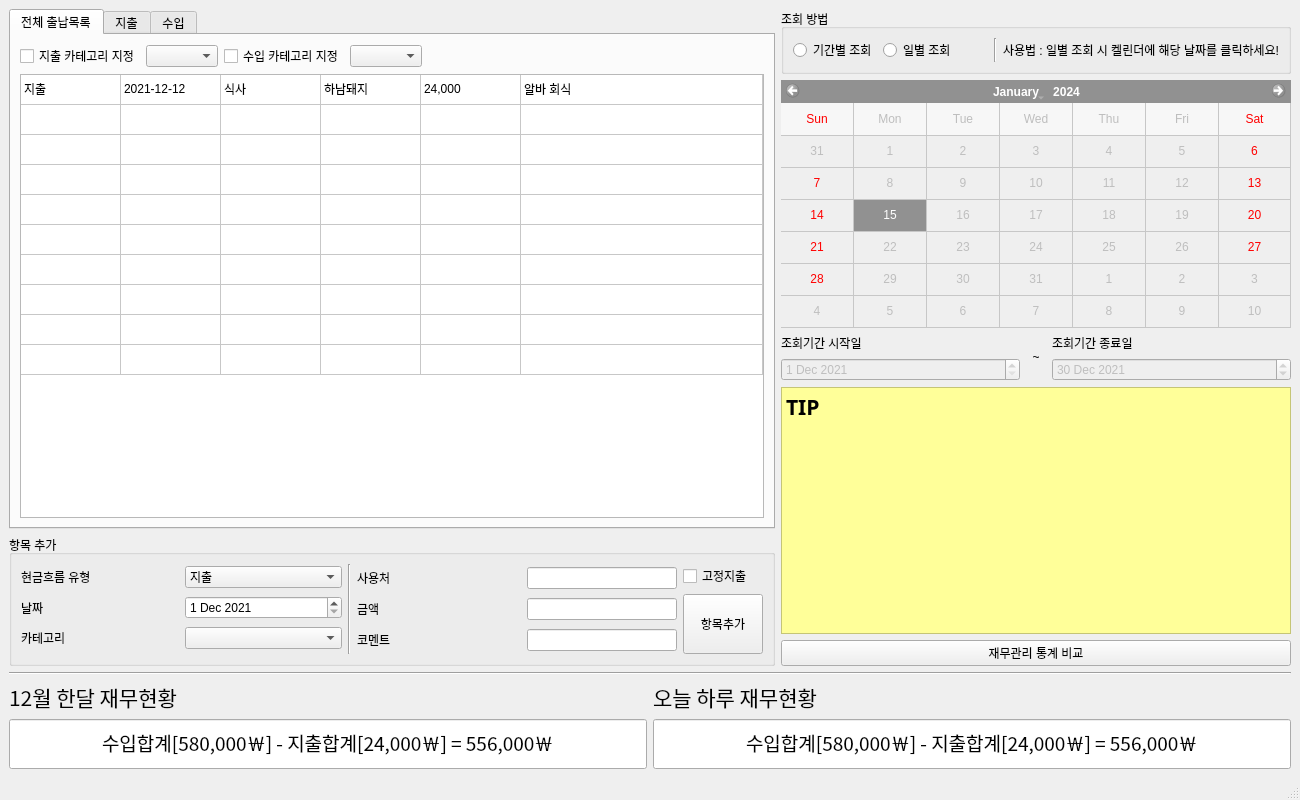
Above: dku_accounts_project.ui from Firstcom1/dku_accounts_project before the change. Below: the same form after it.
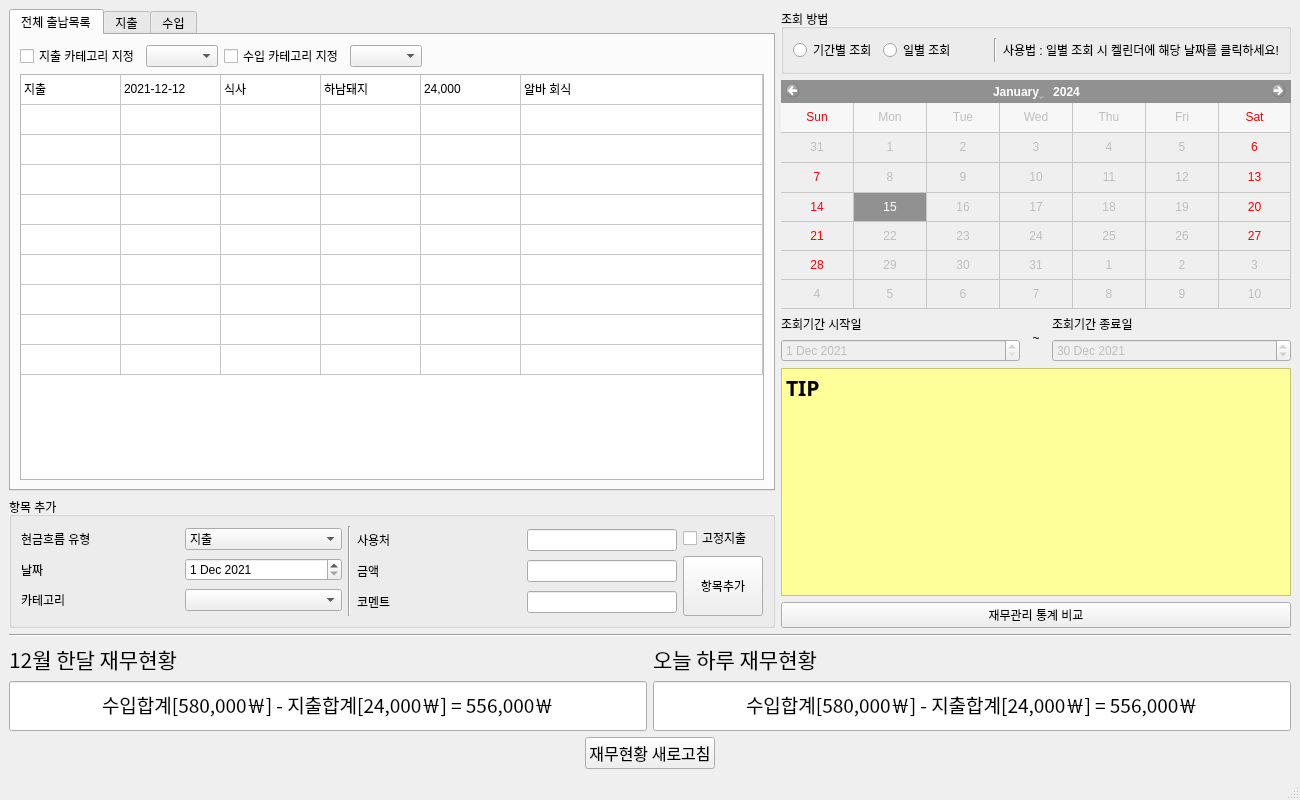
That is the form after the change.

```diff
--- a/dku_accounts_project.ui
+++ b/dku_accounts_project.ui
@@ -992,6 +992,19 @@
       </item>
      </layout>
     </item>
+    <item alignment="Qt::AlignHCenter">
+     <widget class="QPushButton" name="BT_f5">
+      <property name="font">
+       <font>
+        <family>Agency FB</family>
+        <pointsize>12</pointsize>
+       </font>
+      </property>
+      <property name="text">
+       <string>재무현황 새로고침</string>
+      </property>
+     </widget>
+    </item>
    </layout>
   </widget>
   <widget class="QMenuBar" name="menubar">
```
Left out of the diff: 2 changed lines with no effect on the pictures.
